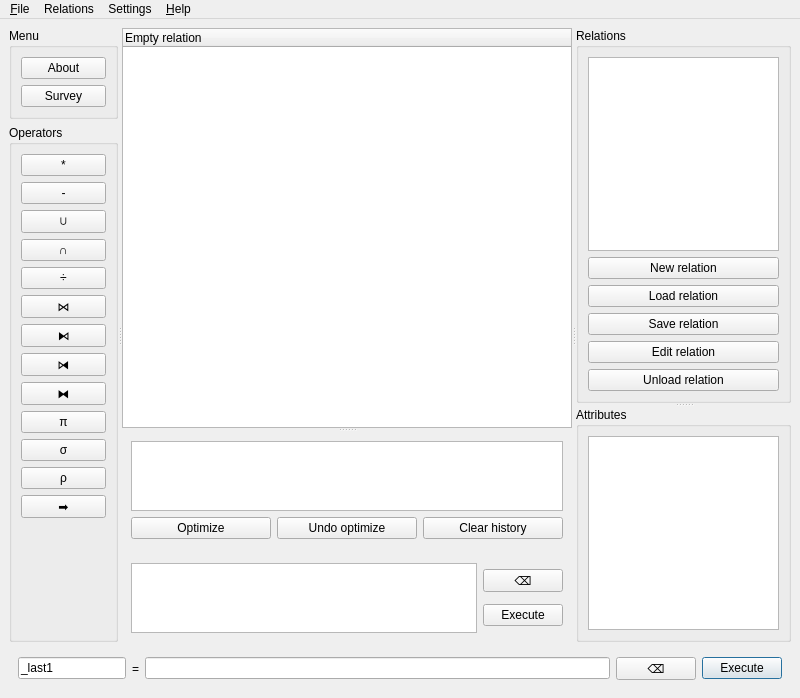
Qt form relational_gui/maingui.ui (ltworf/relational) before a commit.
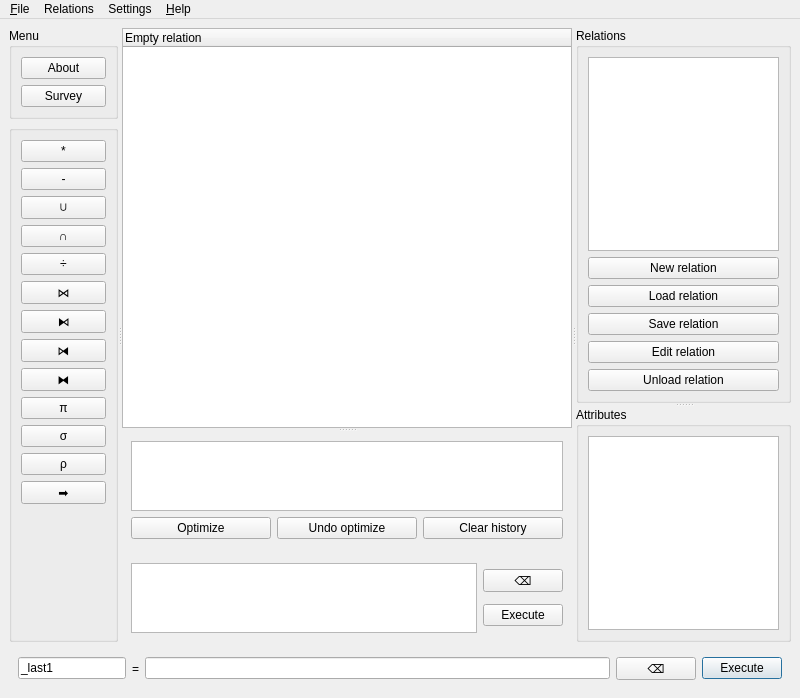
The same form after that commit.

Commit message: removed title from operators groupbox

Diff of the .ui file:
```diff
--- a/relational_gui/maingui.ui
+++ b/relational_gui/maingui.ui
@@ -49,7 +49,10 @@
         <item>
          <widget class="QGroupBox" name="groupOperators">
           <property name="title">
-           <string>Operators</string>
+           <string/>
+          </property>
+          <property name="flat">
+           <bool>true</bool>
           </property>
           <layout class="QVBoxLayout" name="verticalLayout_10">
            <item>
```
